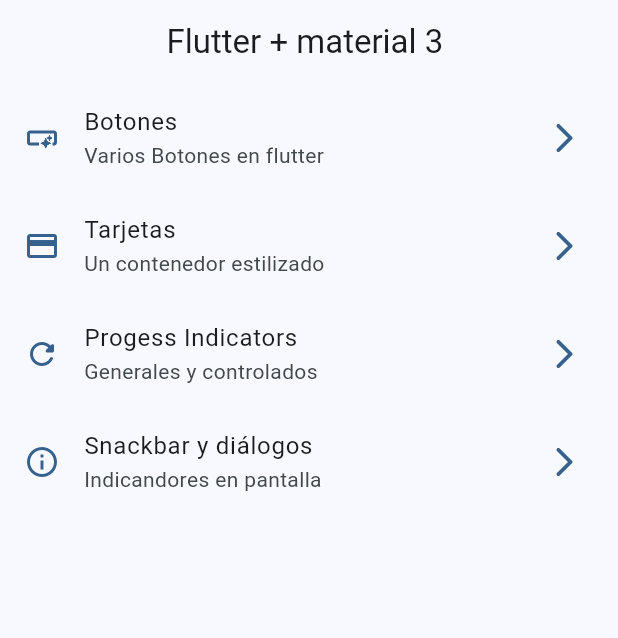
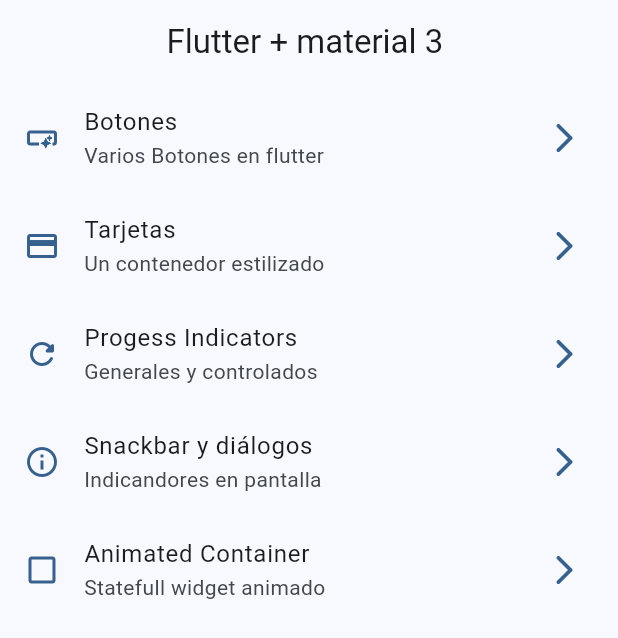
Before and after one commit to gabrielcabrera17/widget_app, a Flutter app: the screen it shows after launch, on a phone screen of 412 x 824 dp. Shown: the top 638 px of the screen. Run offline on Flutter 3.47's test engine with Material 3 defaults, Android fonts, the phone set to English and light mode, and no system bars; our stand-ins replace go_router.

Commit message:
Animated Container

```diff
--- a/lib/config/menu/menu_items.dart
+++ b/lib/config/menu/menu_items.dart
@@ -46,7 +46,15 @@ const appMenuItems = <MenuItems>[
     subTitle: 'Indicandores en pantalla',
     link: '/snackbars',
     icon: Icons.info_outline
+  ),
+
+    MenuItems(
+    title: 'Animated Container',
+    subTitle: 'Statefull widget animado',
+    link: '/animated',
+    icon: Icons.check_box_outline_blank_outlined
   )
 
 
+
 ];
--- a/lib/config/router/app_router.dart
+++ b/lib/config/router/app_router.dart
@@ -30,5 +30,10 @@ final appRouter = GoRouter(
        name: SnackbarScreen.name,
       builder: (context, state) => const SnackbarScreen(),
     ),
+     GoRoute(
+      path: '/animated',
+       name: AnimatedScreen.name,
+      builder: (context, state) => const AnimatedScreen(),
+    ),
   ],
 );
```
Also changed, not shown: lib/presentation/screens/animated/animated_screen.dart (+26 -1 lines).
